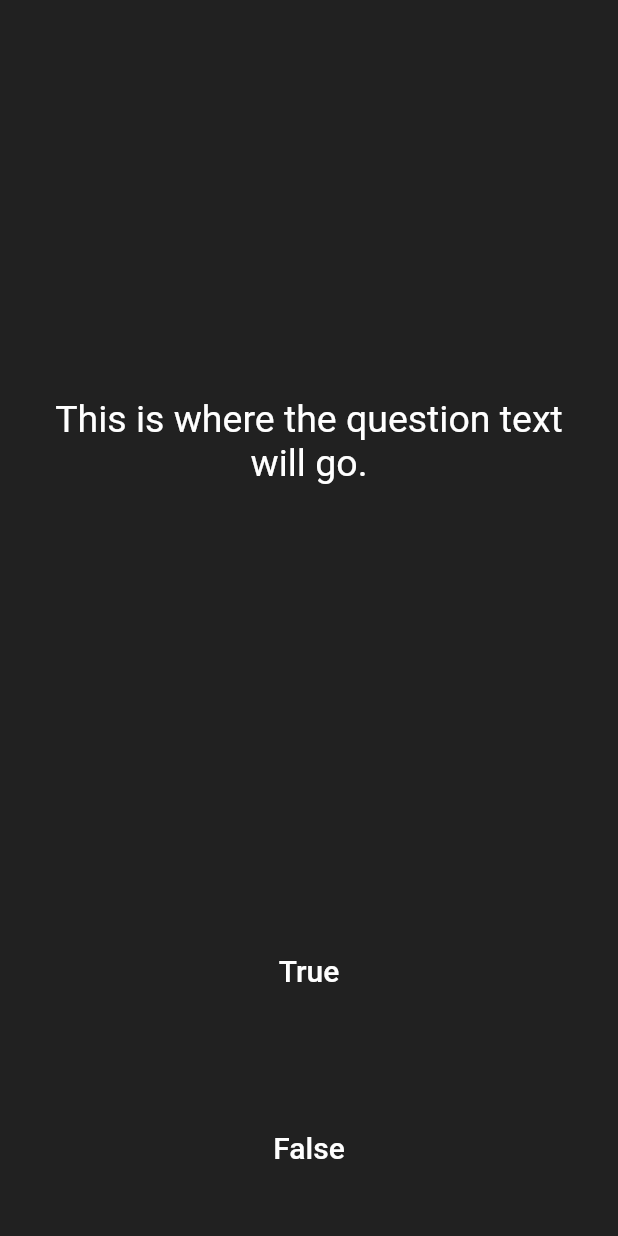
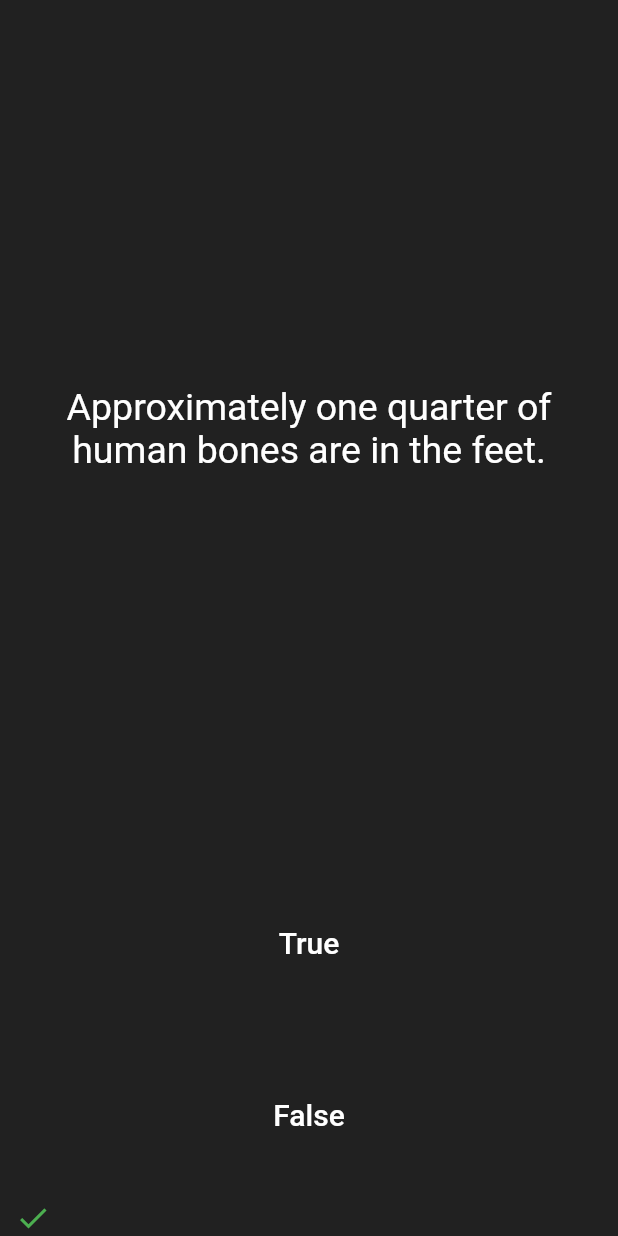
Before and after one commit to rvkic/queez, a Flutter app: the screen it shows after launch, after a tap on "True", on a phone screen of 412 x 824 dp. Run offline on Flutter 3.47's test engine with Material 2 defaults, Android fonts, the light colour scheme and no system bars.

Commit message:
Change a question by increse

```diff
--- a/lib/main.dart
+++ b/lib/main.dart
@@ -25,6 +25,16 @@
 }
 
 class _QuizPageState extends State<QuizPage> {
+  List<Icon> scoreKeeper = [];
+
+  List<String> questions = [
+    'You can lead a cow down stairs but not up stairs.',
+    'Approximately one quarter of human bones are in the feet.',
+    'A slug\'s blood is green.',
+  ];
+
+  int questionNumber = 0;
+
   @override
   Widget build(BuildContext context) {
     return Column(
@@ -37,7 +47,7 @@
             padding: EdgeInsets.all(10.0),
             child: Center(
               child: Text(
-                'This is where the question text will go.',
+                questions[questionNumber],
                 textAlign: TextAlign.center,
                 style: TextStyle(
                   fontSize: 25.0,
@@ -59,7 +69,16 @@
                   ),
                 ),
                 onPressed: () {
-                  //The user picked true.
+                  print(questionNumber);
+                  setState(() {
+                    questionNumber++;
+                    scoreKeeper.add(
+                      Icon(
+                        Icons.check,
+                        color: Colors.green,
+                      ),
+                    );
+                  });
                 },
                 style: TextButton.styleFrom(foregroundColor: Colors.green)),
           ),
@@ -76,20 +95,25 @@
                 ),
               ),
               onPressed: () {
-                //The user picked false.
+                print(questionNumber);
+                setState(() {
+                  questionNumber++;
+                  scoreKeeper.add(
+                    Icon(
+                      Icons.close,
+                      color: Colors.red,
+                    ),
+                  );
+                });
               },
               style: TextButton.styleFrom(foregroundColor: Colors.red),
             ),
           ),
         ),
-
+        Row(
+          children: scoreKeeper,
+        )
       ],
     );
   }
 }
-
-/*
-question1: 'You can lead a cow down stairs but not up stairs.', false,
-question2: 'Approximately one quarter of human bones are in the feet.', true,
-question3: 'A slug\'s blood is green.', true,
-*/
```
